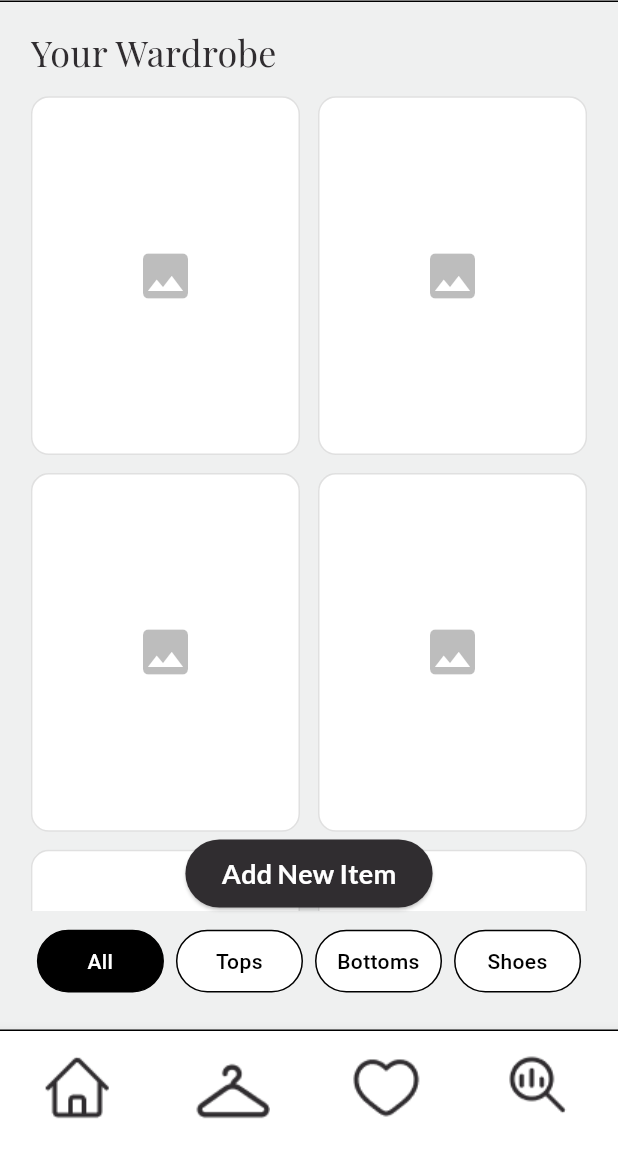
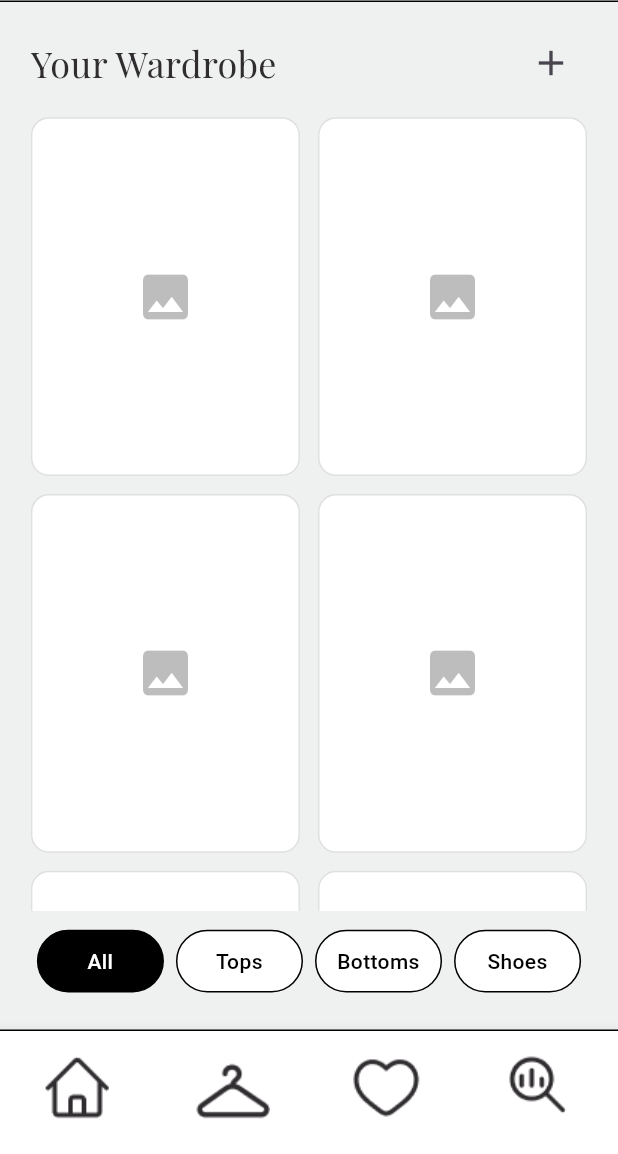
Before and after one commit to Stefania-P11/SWE-Project, a Flutter app: the screen it shows after launch, item 2 of the bottom bar chosen, on a phone screen of 412 x 824 dp, the part 82-1236 px from its top. Run offline on Flutter 3.47's test engine with Material 3 defaults, Android fonts, the phone set to English and light mode, and no system bars; our stand-ins replace cloud_firestore, firebase_core, google_fonts; accounts and stored records are empty.

Commit message:
Replaced the "Add New Item" button with an icon button

```diff
--- a/lib/screens/closet_items_screen.dart
+++ b/lib/screens/closet_items_screen.dart
@@ -45,7 +45,28 @@ class _ClosetItemsScreenState extends State<ClosetItemsScreen> {
                 SizedBox(height: screenHeight * 0.02),
 
                 // Title
-                Text("Your Wardrobe", style: kH2),
+                //Text("Your Wardrobe", style: kH2),
+                // Title Row with Add Icon
+Row(
+  mainAxisAlignment: MainAxisAlignment.spaceBetween,
+  children: [
+    Text("Your Wardrobe", style: kH2),
+    IconButton(
+      icon: const Icon(Icons.add, size: 28),
+      onPressed: () {
+        Navigator.push(
+          context,
+          PageRouteBuilder(
+            pageBuilder: (context, animation, secondaryAnimation) =>
+                const AddItemScreen(),
+            transitionDuration: Duration.zero,
+            reverseTransitionDuration: Duration.zero,
+          ),
+        );
+      },
+    ),
+  ],
+),
 
                 SizedBox(height: screenHeight * 0.015),
 
@@ -119,28 +140,7 @@ class _ClosetItemsScreenState extends State<ClosetItemsScreen> {
             ),
           ),
 
-          // Floating Add New Item Button
-          Positioned(
-            bottom: 80,
-            left: 0,
-            right: 0,
-            child: Center(
-              child: CustomButton3(
-                label: "Add New Item",
-                onPressed: () {
-                  Navigator.push(
-                    context,
-                    PageRouteBuilder(
-                      pageBuilder: (context, animation, secondaryAnimation) =>
-                          const AddItemScreen(),
-                      transitionDuration: Duration.zero,
-                      reverseTransitionDuration: Duration.zero,
-                    ),
-                  );
-                },
-              ),
-            ),
-          ),
+
         ],
       ),
 
```
